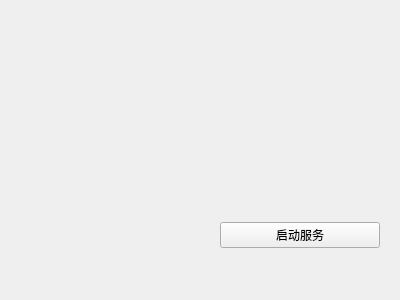
Old version of the form qt_ui/mian_window.ui in the repository ShenWei-HopeNoBug/mock-api-server.
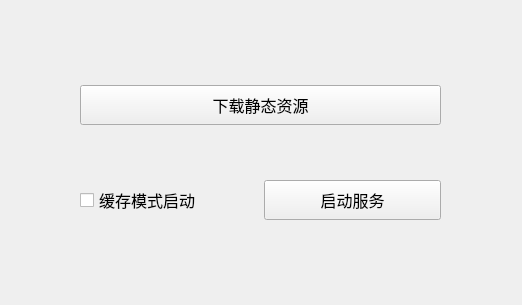
New version of the form.

Commit message: 添加服务启动配置

```diff
--- a/qt_ui/mian_window.ui
+++ b/qt_ui/mian_window.ui
@@ -6,8 +6,8 @@
    <rect>
     <x>0</x>
     <y>0</y>
-    <width>400</width>
-    <height>300</height>
+    <width>522</width>
+    <height>305</height>
    </rect>
   </property>
   <property name="windowTitle">
@@ -16,15 +16,50 @@
   <widget class="QWidget" name="horizontalLayoutWidget">
    <property name="geometry">
     <rect>
-     <x>220</x>
-     <y>220</y>
-     <width>160</width>
-     <height>31</height>
+     <x>80</x>
+     <y>170</y>
+     <width>361</width>
+     <height>61</height>
     </rect>
    </property>
    <layout class="QHBoxLayout" name="horizontalLayout">
+    <item>
+     <widget class="QCheckBox" name="cacheCheckBox">
+      <property name="minimumSize">
+       <size>
+        <width>0</width>
+        <height>40</height>
+       </size>
+      </property>
+      <property name="font">
+       <font>
+        <pointsize>12</pointsize>
+       </font>
+      </property>
+      <property name="text">
+       <string>缓存模式启动</string>
+      </property>
+     </widget>
+    </item>
     <item>
      <widget class="QPushButton" name="serverButton">
+      <property name="sizePolicy">
+       <sizepolicy hsizetype="Minimum" vsizetype="Fixed">
+        <horstretch>0</horstretch>
+        <verstretch>0</verstretch>
+       </sizepolicy>
+      </property>
+      <property name="minimumSize">
+       <size>
+        <width>0</width>
+        <height>40</height>
+       </size>
+      </property>
+      <property name="font">
+       <font>
+        <pointsize>12</pointsize>
+       </font>
+      </property>
       <property name="text">
        <string>启动服务</string>
       </property>
@@ -32,6 +67,36 @@
     </item>
    </layout>
   </widget>
+  <widget class="QWidget" name="verticalLayoutWidget">
+   <property name="geometry">
+    <rect>
+     <x>80</x>
+     <y>80</y>
+     <width>361</width>
+     <height>51</height>
+    </rect>
+   </property>
+   <layout class="QVBoxLayout" name="verticalLayout">
+    <item>
+     <widget class="QPushButton" name="staticDownloadButton">
+      <property name="minimumSize">
+       <size>
+        <width>0</width>
+        <height>40</height>
+       </size>
+      </property>
+      <property name="font">
+       <font>
+        <pointsize>12</pointsize>
+       </font>
+      </property>
+      <property name="text">
+       <string>下载静态资源</string>
+      </property>
+     </widget>
+    </item>
+   </layout>
+  </widget>
  </widget>
  <resources/>
  <connections/>
```
The commit also changes 3 other files.
